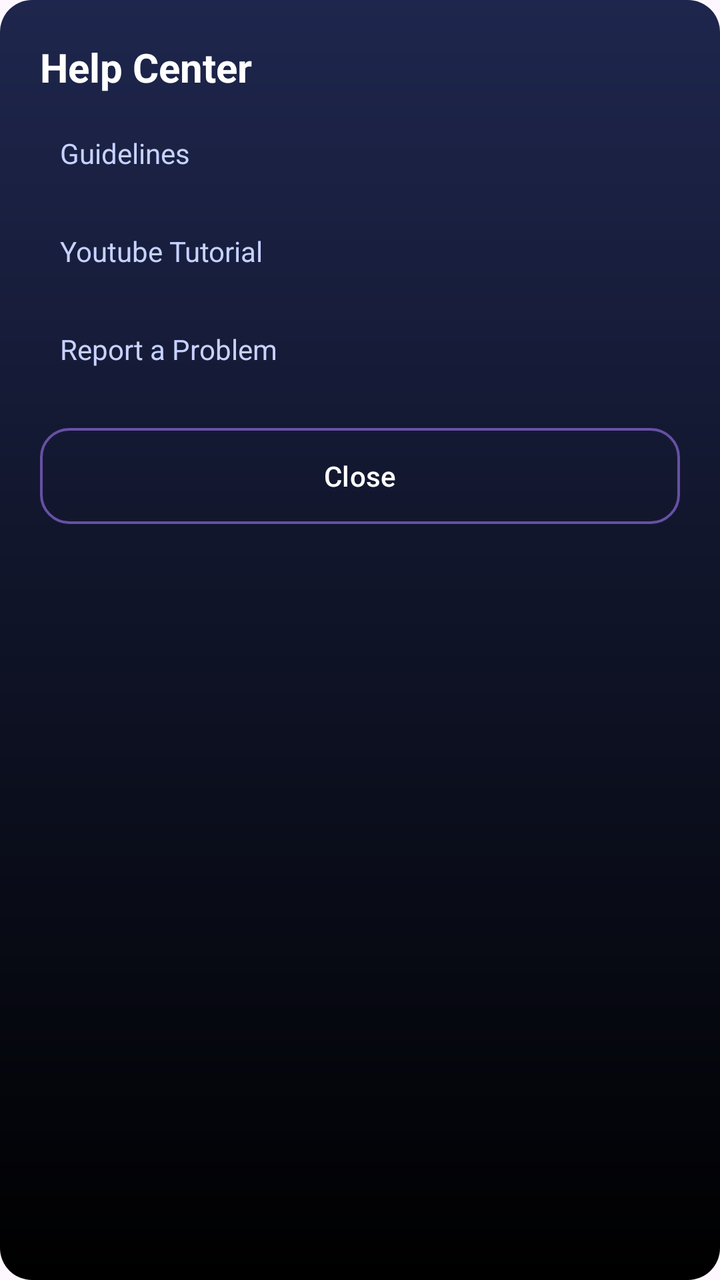
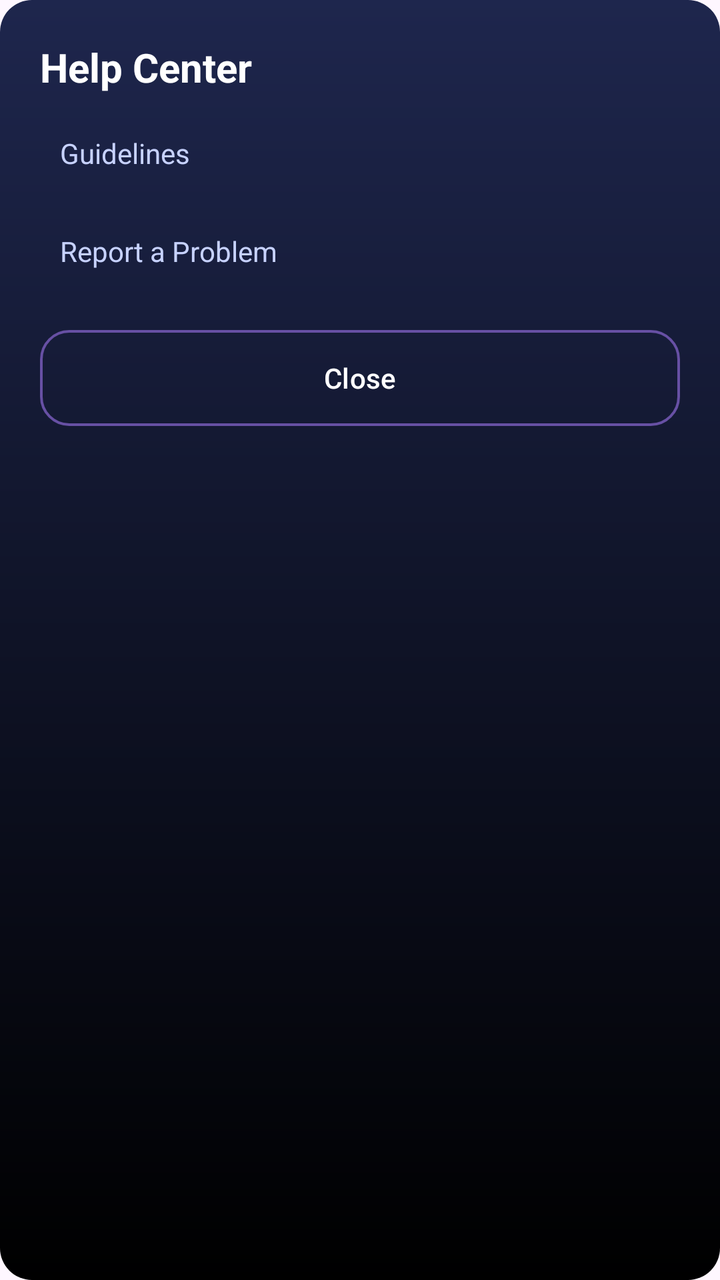

The first picture is an Android layout as it rendered before a commit; the second is the same layout after the commit. The layout source and the unified diff follow.
<!-- AndroidManifest.xml: application theme Theme.TeachSync -->
<!-- res/layout/dialog_help.xml -->
<?xml version="1.0" encoding="utf-8"?>
<LinearLayout xmlns:android="http://schemas.android.com/apk/res/android"
    android:layout_width="match_parent"
    android:layout_height="wrap_content"
    android:background="@drawable/bg_dialog"
    android:orientation="vertical"
    android:padding="20dp">

    <TextView
        android:layout_width="wrap_content"
        android:layout_height="wrap_content"
        android:text="Help Center"
        android:textColor="#FFFFFF"
        android:textSize="20sp"
        android:textStyle="bold" />

    <TextView
        android:id="@+id/tvFAQ"
        android:layout_width="match_parent"
        android:layout_height="wrap_content"
        android:layout_marginTop="16dp"
        android:background="?attr/selectableItemBackground"
        android:clickable="true"
        android:focusable="true"
        android:padding="10dp"
        android:text="FAQ"
        android:textColor="#C7D2FF"
        android:visibility="gone" />

    <TextView
        android:id="@+id/tvGuidelines"
        android:layout_width="match_parent"
        android:layout_height="wrap_content"
        android:layout_marginTop="10dp"
        android:background="?attr/selectableItemBackground"
        android:clickable="true"
        android:focusable="true"
        android:padding="10dp"
        android:text="Guidelines"
        android:textColor="#C7D2FF" />


    <TextView
        android:id="@+id/tvTutorial"
        android:layout_width="match_parent"
        android:layout_height="wrap_content"
        android:layout_marginTop="10dp"
        android:background="?attr/selectableItemBackground"
        android:clickable="true"
        android:focusable="true"
        android:padding="10dp"
        android:text="Youtube Tutorial"
        android:textColor="#C7D2FF" />

    <TextView
        android:id="@+id/tvReportProblem"
        android:layout_width="wrap_content"
        android:layout_height="wrap_content"
        android:layout_marginTop="10dp"
        android:background="?attr/selectableItemBackground"
        android:clickable="true"
        android:focusable="true"
        android:padding="10dp"
        android:text="Report a Problem"
        android:textColor="#C7D2FF" />

    <Button
        android:id="@+id/btnHelpClose"
        android:layout_width="match_parent"
        android:layout_height="wrap_content"
        android:layout_marginTop="20dp"
        android:background="@drawable/btn_dialog_outline"
        android:text="Close"
        android:textAllCaps="false"
        android:textColor="#FFFFFF" />

</LinearLayout>
<!-- resources referenced by this layout -->
<resources>
  <!-- drawable bg_dialog (drawable) -->
  <shape xmlns:android="http://schemas.android.com/apk/res/android"
      android:shape="rectangle">
      <gradient
          android:startColor="#1E264D"
          android:endColor="#000000"
          android:type="linear"
          android:angle="270"/>
      <corners android:radius="16dp" />
  </shape>
  <!-- drawable btn_dialog_outline (drawable) -->
  <shape xmlns:android="http://schemas.android.com/apk/res/android">
      <stroke android:width="1.2dp" android:color="#3A4470"/>
      <corners android:radius="14dp"/>
      <solid android:color="@android:color/transparent"/>
  </shape>
  <style name="Theme.TeachSync" parent="Base.Theme.TeachSync" />
  <style name="Base.Theme.TeachSync" parent="Theme.Material3.DayNight.NoActionBar">
          
          
      </style>
</resources>

<!-- the commit's change to res/layout/dialog_help.xml (unified diff, before → after) -->
@@ -42,6 +42,7 @@
 
     <TextView
         android:id="@+id/tvTutorial"
+        android:visibility="gone"
         android:layout_width="match_parent"
         android:layout_height="wrap_content"
         android:layout_marginTop="10dp"
